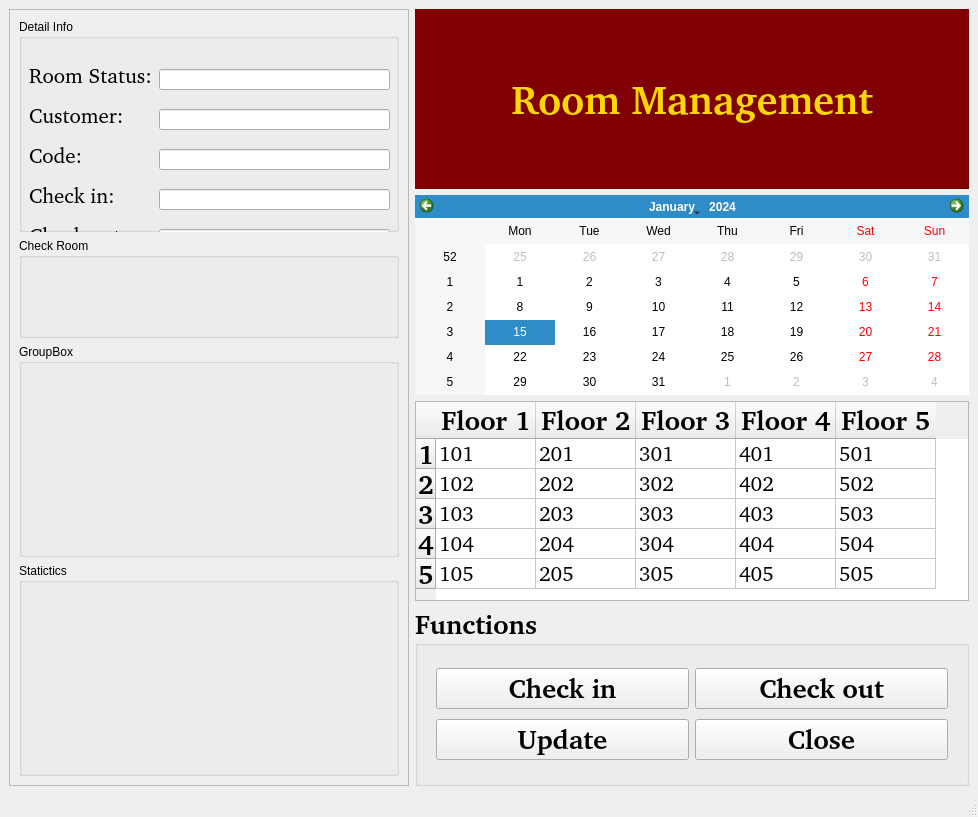
Before: the Qt Designer form ui/MainWindowRoomManagement.ui in Tranle1509/HotelManagement, drawn with Qt 5.
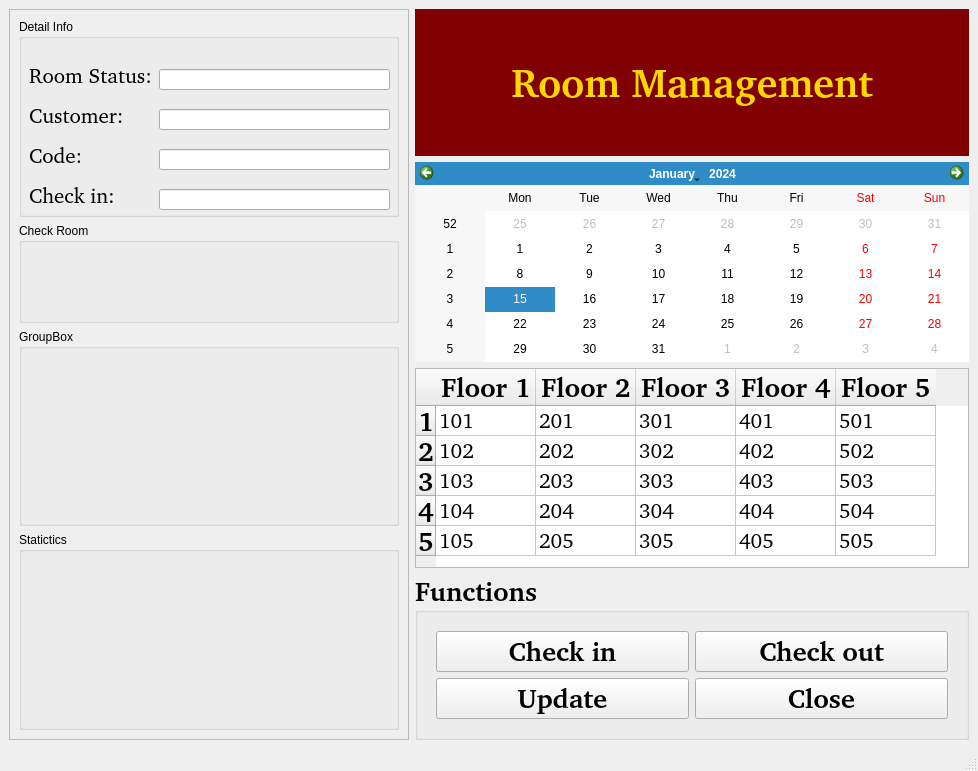
After: the same form once the commit is applied.

What changed in the file:
```diff
--- a/ui/MainWindowRoomManagement.ui
+++ b/ui/MainWindowRoomManagement.ui
@@ -7,7 +7,7 @@
     <x>0</x>
     <y>0</y>
     <width>978</width>
-    <height>817</height>
+    <height>771</height>
    </rect>
   </property>
   <property name="windowTitle">
@@ -35,7 +35,7 @@
          <x>0</x>
          <y>0</y>
          <width>398</width>
-         <height>754</height>
+         <height>700</height>
         </rect>
        </property>
        <layout class="QHBoxLayout" name="horizontalLayout_7">
```
Left out of the diff: 2 changed lines with no effect on the pictures.
